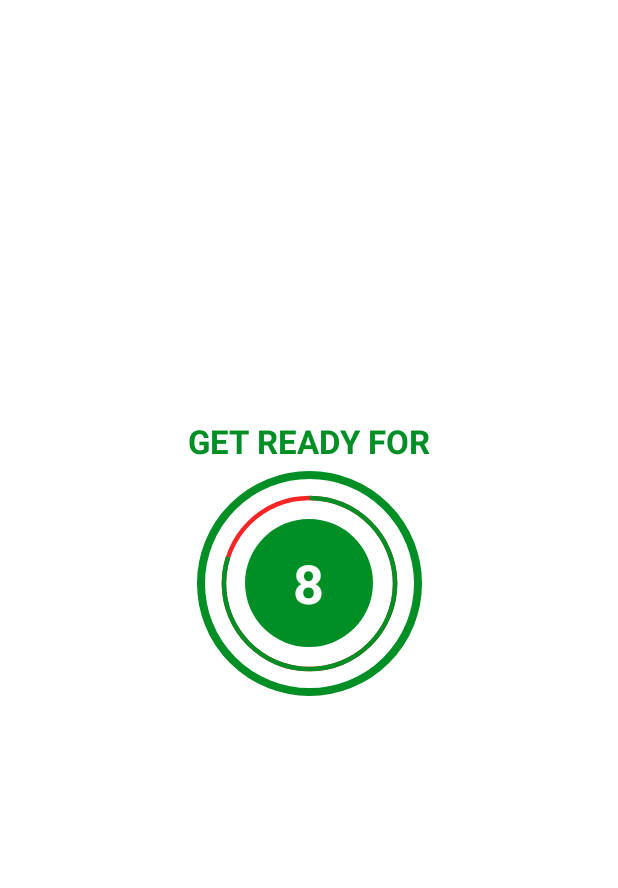
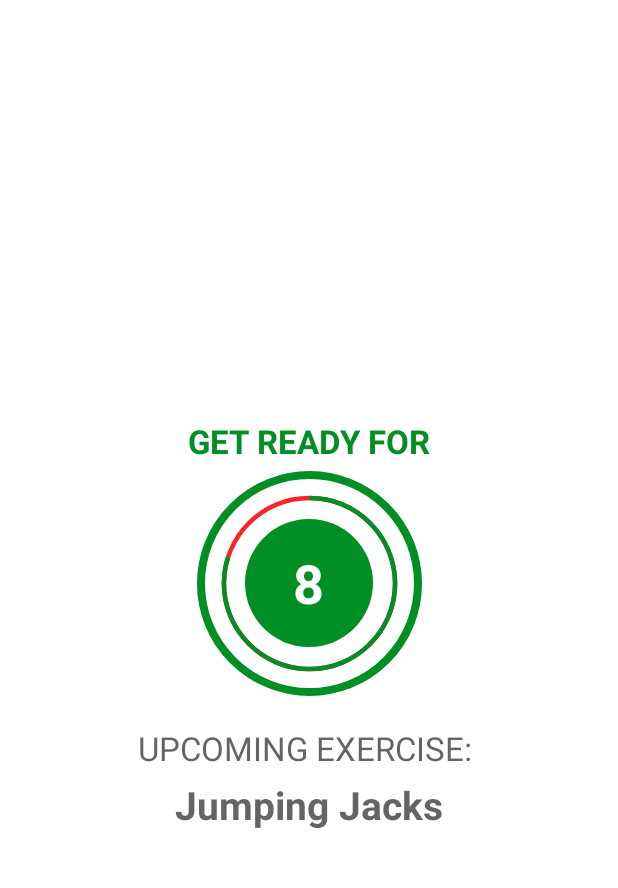
Before and after one commit to Amirabbas-Ghorbani/7_Minutes_Workout, an Android app: the ExerciseActivity screen opened directly, with no data from a screen before it, on a phone screen of 412 x 824 dp, the part 84-972 px from its top. Run offline under Robolectric (Android 15) with nearby library versions, the phone set to English and light mode, and no system bars.

Commit message:
fifth commit

```diff
--- a/app/build.gradle
+++ b/app/build.gradle
@@ -8,6 +8,7 @@ android {
     compileSdk 33
 
     defaultConfig {
+        compileSdkPreview = "UpsideDownCake"
         applicationId "ghorbani.amir.a7minutesworkout"
         minSdk 24
         targetSdk 33
--- a/app/src/main/res/layout/activity_exercise.xml
+++ b/app/src/main/res/layout/activity_exercise.xml
@@ -23,7 +23,7 @@
         android:layout_height="wrap_content"
         android:layout_marginBottom="5dp"
         android:text="GET READY FOR"
-        android:textSize="@dimen/default_button_text_size"
+        android:textSize="22sp"
         android:textStyle="bold"
         android:textColor="@color/colorAccent"
         app:layout_constraintEnd_toEndOf="parent"
@@ -36,6 +36,7 @@
         android:layout_width="150dp"
         android:layout_height="150dp"
         android:background="@drawable/item_circular_color_accent_border"
+        android:visibility="visible"
         android:layout_marginTop="10dp"
         app:layout_constraintEnd_toEndOf="parent"
         app:layout_constraintStart_toStartOf="parent"
@@ -78,6 +79,118 @@
 
     </FrameLayout>
 
+    <LinearLayout
+        android:id="@+id/llUpcomingExercise"
+        android:layout_width="wrap_content"
+        android:layout_height="wrap_content"
+        android:orientation="vertical"
+        android:layout_marginTop="20dp"
+        android:gravity="center"
+        android:visibility="invisible"
+        tools:visibility="visible"
+        app:layout_constraintTop_toBottomOf="@id/flProgressBar"
+        app:layout_constraintBottom_toTopOf="@id/tvExercise"
+        app:layout_constraintBottom_toBottomOf="parent"
+        app:layout_constraintEnd_toEndOf="parent"
+        app:layout_constraintStart_toStartOf="parent">
+
+        <TextView
+            android:layout_width="wrap_content"
+            android:layout_height="wrap_content"
+            android:textSize="22sp"
+            android:text="UPCOMING EXERCISE: "
+            android:textColor="@color/colorPrimary"
+            />
+
+        <TextView
+            android:id="@+id/tvUpcomingExerciseName"
+            android:layout_width="wrap_content"
+            android:layout_height="wrap_content"
+            android:layout_marginTop="5dp"
+            android:text="Jumping Jacks"
+            android:textStyle="bold"
+            android:textSize="26sp"
+            android:textColor="@color/colorPrimary"
+            />
+    </LinearLayout>
+
+    <ImageView
+        android:id="@+id/ivImage"
+        android:layout_width="match_parent"
+        android:layout_height="0dp"
+        android:scaleType="fitXY"
+        android:src="@drawable/ic_jumping_jacks"
+        android:visibility="invisible"
+        app:layout_constraintBottom_toTopOf="@+id/tvExercise"
+        app:layout_constraintTop_toBottomOf="@+id/toolbarExercise"
+        tools:layout_editor_absoluteX="0dp" />
+
+    <TextView
+        android:id="@+id/tvExercise"
+        android:layout_width="wrap_content"
+        android:layout_height="wrap_content"
+        android:text="Exercise Name"
+        android:textColor="@color/colorAccent"
+        android:textSize="22sp"
+        android:textStyle="bold"
+        android:visibility="gone"
+        tools:visibility="visible"
+        app:layout_constraintEnd_toEndOf="parent"
+        app:layout_constraintStart_toStartOf="parent"
+        app:layout_constraintTop_toBottomOf="@+id/ivImage"
+        />
+
+
+    <FrameLayout
+        android:id="@+id/flExerciseProgressBar"
+        android:layout_width="150dp"
+        android:layout_height="150dp"
+        android:background="@drawable/item_circular_color_accent_border"
+        android:layout_marginTop="10dp"
+        android:layout_marginBottom="5dp"
+        android:visibility="gone"
+        tools:visibility="visible"
+        app:layout_constraintEnd_toEndOf="parent"
+        app:layout_constraintStart_toStartOf="parent"
+        app:layout_constraintBottom_toBottomOf="parent"
+        app:layout_constraintTop_toBottomOf="@id/tvExercise">
+
+        <ProgressBar
+            android:id="@+id/exerciseProgressBar"
+            android:layout_width="150dp"
+            android:layout_height="150dp"
+            style="?android:attr/progressBarStyleHorizontal"
+            android:background="@drawable/circular_progress_gray"
+            android:progressDrawable="@drawable/circular_progress_bar"
+            android:indeterminate="false"
+            android:layout_gravity="center"
+            android:max="30"
+            android:progress="300"
+            android:rotation="-90"
+            />
+
+        <LinearLayout
+            android:layout_width="85dp"
+            android:layout_height="85dp"
+            android:background="@drawable/item_circular_color_accent_background"
+            android:layout_gravity="center"
+            android:gravity="center">
+
+            <TextView
+                android:id="@+id/tvExerciseTimer"
+                android:layout_width="wrap_content"
+                android:layout_height="wrap_content"
+                android:gravity="center"
+                android:textSize="36sp"
+                android:textStyle="bold"
+                android:textColor="@color/white"
+                tools:text="30"
+                />
+
+        </LinearLayout>
+
+    </FrameLayout>
+
 
 
 
```
Also changed, not shown: app/src/main/java/ghorbani/amir/a7minutesworkout/ExerciseActivity.kt (+68 -21 lines).
